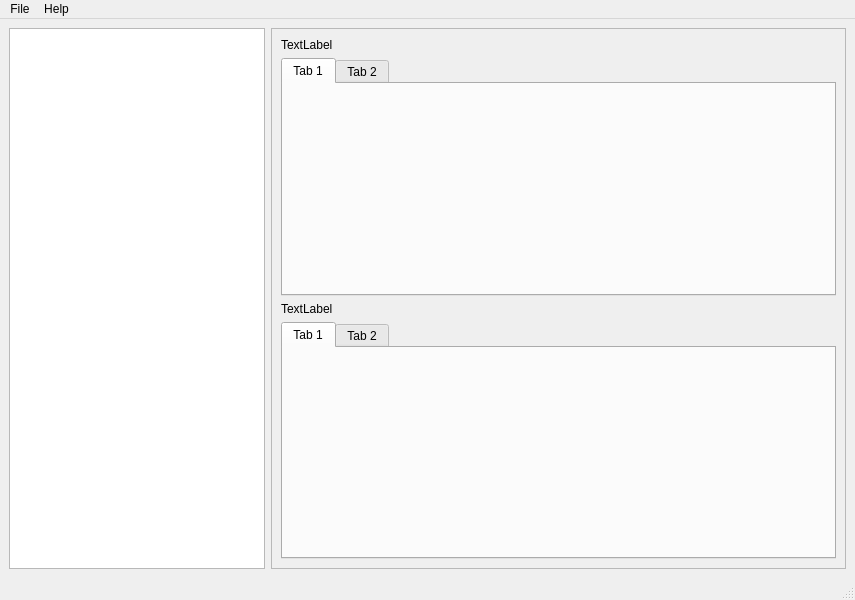
abhinavk/Virtproj, file mainui.ui: the form before one commit.
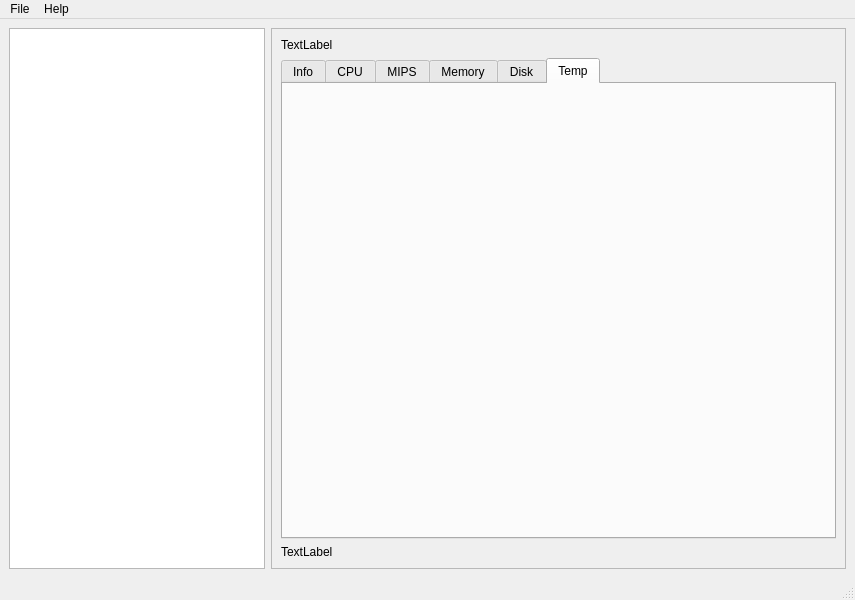
The form after the commit.

Commit message: Changed layout from scrollview to tabs

The edit to the form file:
```diff
--- a/mainui.ui
+++ b/mainui.ui
@@ -49,14 +49,43 @@
         </item>
         <item>
          <widget class="QTabWidget" name="tabWidget">
-          <widget class="QWidget" name="tab">
+          <property name="tabPosition">
+           <enum>QTabWidget::North</enum>
+          </property>
+          <property name="currentIndex">
+           <number>5</number>
+          </property>
+          <property name="tabsClosable">
+           <bool>false</bool>
+          </property>
+          <widget class="QWidget" name="tab_info">
            <attribute name="title">
-            <string>Tab 1</string>
+            <string>Info</string>
            </attribute>
           </widget>
           <widget class="QWidget" name="tab_2">
            <attribute name="title">
-            <string>Tab 2</string>
+            <string>CPU</string>
+           </attribute>
+          </widget>
+          <widget class="QWidget" name="tab_mips">
+           <attribute name="title">
+            <string>MIPS</string>
+           </attribute>
+          </widget>
+          <widget class="QWidget" name="tab_mem">
+           <attribute name="title">
+            <string>Memory</string>
+           </attribute>
+          </widget>
+          <widget class="QWidget" name="tab_disk">
+           <attribute name="title">
+            <string>Disk</string>
+           </attribute>
+          </widget>
+          <widget class="QWidget" name="tab_temp">
+           <attribute name="title">
+            <string>Temp</string>
            </attribute>
           </widget>
          </widget>
@@ -68,20 +97,6 @@
           </property>
          </widget>
         </item>
-        <item>
-         <widget class="QTabWidget" name="tabWidget_2">
-          <widget class="QWidget" name="tab_3">
-           <attribute name="title">
-            <string>Tab 1</string>
-           </attribute>
-          </widget>
-          <widget class="QWidget" name="tab_4">
-           <attribute name="title">
-            <string>Tab 2</string>
-           </attribute>
-          </widget>
-         </widget>
-        </item>
        </layout>
       </widget>
      </widget>
```
Left out of the diff: 2 changed lines with no effect on the pictures. The commit also changes 2 other files.
